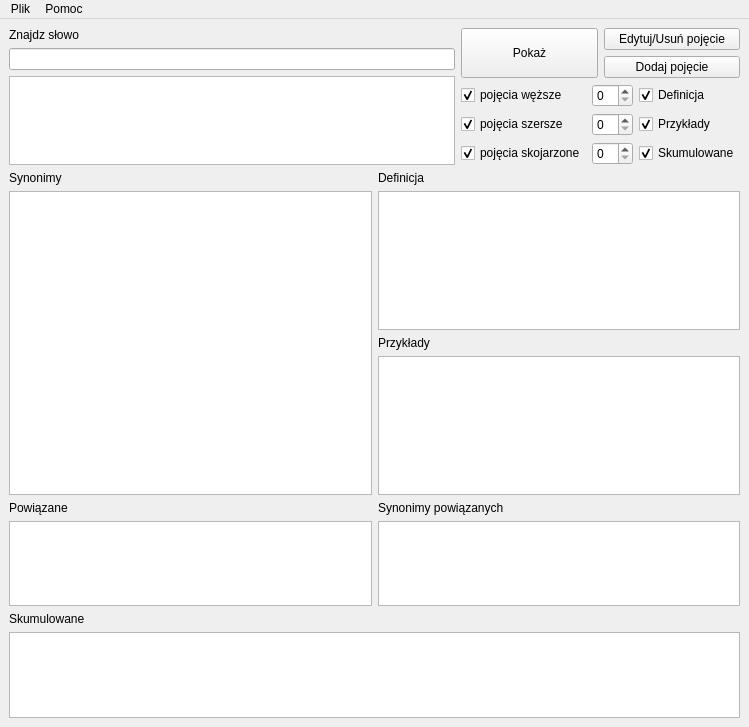
Qt form scalone/ui/przegladarka.ui (mpichlin/KPW) before a commit.
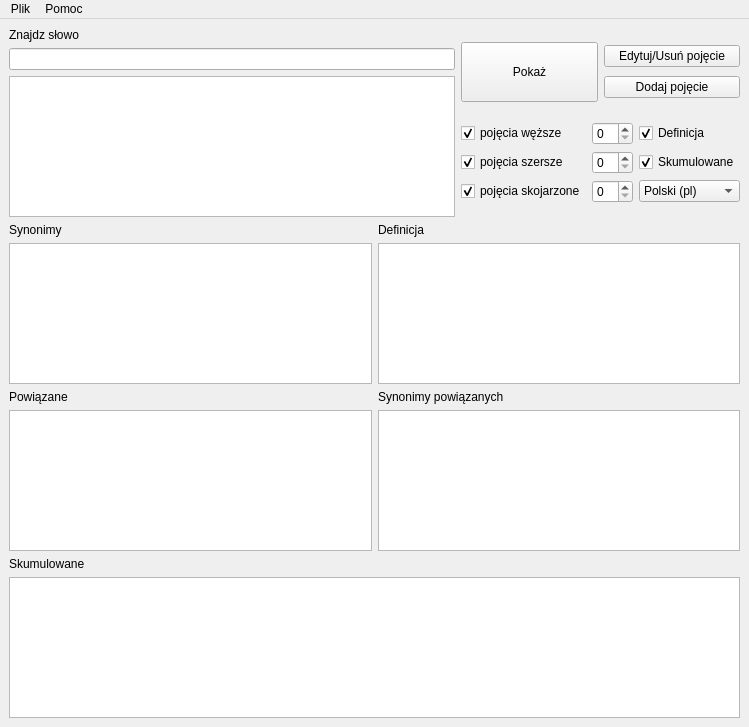
The same form after that commit.

What changed in the file:
```diff
--- a/scalone/ui/przegladarka.ui
+++ b/scalone/ui/przegladarka.ui
@@ -124,7 +124,7 @@
           <item row="2" column="1">
            <widget class="QSpinBox" name="skumulowane_spinBox"/>
           </item>
-          <item row="0" column="2">
+          <item row="0" column="3">
            <widget class="QCheckBox" name="definicjaBox">
             <property name="text">
              <string>Definicja</string>
@@ -134,17 +134,7 @@
             </property>
            </widget>
           </item>
-          <item row="1" column="2">
-           <widget class="QCheckBox" name="przykladyBox">
-            <property name="text">
-             <string>Przykłady</string>
-            </property>
-            <property name="checked">
-             <bool>true</bool>
-            </property>
-           </widget>
-          </item>
-          <item row="2" column="2">
+          <item row="1" column="3">
            <widget class="QCheckBox" name="skumulowaneBox">
             <property name="text">
              <string>Skumulowane</string>
@@ -154,6 +144,25 @@
             </property>
            </widget>
           </item>
+          <item row="2" column="3">
+           <widget class="QComboBox" name="comboBox">
+            <item>
+             <property name="text">
+              <string>Polski (pl)</string>
+             </property>
+            </item>
+            <item>
+             <property name="text">
+              <string>English (en)</string>
+             </property>
+            </item>
+            <item>
+             <property name="text">
+              <string>INNY</string>
+             </property>
+            </item>
+           </widget>
+          </item>
          </layout>
         </item>
        </layout>
@@ -193,18 +202,7 @@
          </layout>
         </item>
         <item>
-         <layout class="QVBoxLayout" name="verticalLayout_4">
-          <item>
-           <widget class="QLabel" name="label_3">
-            <property name="text">
-             <string>Przykłady</string>
-            </property>
-           </widget>
-          </item>
-          <item>
-           <widget class="QTextBrowser" name="przykladyTextBrowser"/>
-          </item>
-         </layout>
+         <layout class="QVBoxLayout" name="verticalLayout_4"/>
         </item>
        </layout>
       </item>
```
Left out of the diff: 39 changed lines with no effect on the pictures.
